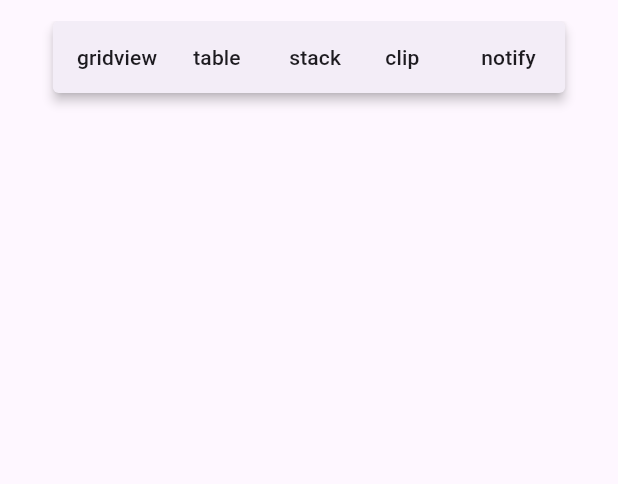
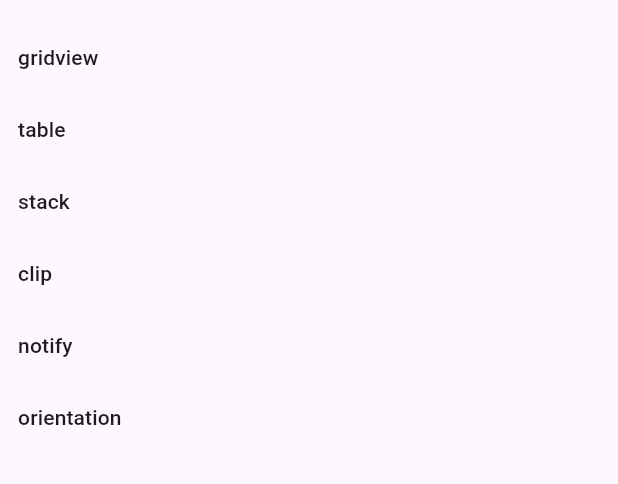
Before and after one commit to kitNa/more_widgets, a Flutter app: the screen it shows after launch, on a phone screen of 412 x 824 dp, the part 63-547 px from its top. Run offline on Flutter 3.47's test engine with Material 3 defaults, Android fonts, the phone set to English and light mode, and no system bars.

Commit message:
Managing orientation example was added

```diff
--- a/lib/pages/home_page.dart
+++ b/lib/pages/home_page.dart
@@ -11,7 +11,6 @@ class HomePage extends StatelessWidget {
       ),
       body: Center(
           child: Column(children: [
-        MenuBar(children: [
         MenuItemButton(
           child: const Text('gridview'),
           onPressed: () => Navigator.pushNamed(context, '/gridview'),
@@ -31,8 +30,11 @@ class HomePage extends StatelessWidget {
         MenuItemButton(
           child: const Text('notify'),
           onPressed: () => Navigator.pushNamed(context, '/notify'),
+        ),
+        MenuItemButton(
+          child: const Text('orientation'),
+          onPressed: () => Navigator.pushNamed(context, '/orientation'),
         )
-        ]),
       ])),
     );
   }
--- a/lib/routes.dart
+++ b/lib/routes.dart
@@ -1,6 +1,7 @@
 import 'package:flutter/cupertino.dart';
 import 'package:more_widgets/pages/clip_page.dart';
 import 'package:more_widgets/pages/notify_page.dart';
+import 'package:more_widgets/pages/orientation_page.dart';
 import 'package:more_widgets/pages/pages_library.dart';
 import 'package:more_widgets/pages/stack_page.dart';
 
@@ -11,4 +12,5 @@ final routes = {
   '/stack': (BuildContext context) => const StackPage(),
   '/clip': (BuildContext context) => const ClipPage(),
   '/notify': (BuildContext context) => const NotifyPage(),
+  '/orientation': (BuildContext context) => const OrientationPage(),
 };
```
Also changed, not shown: lib/main.dart (+20 -1 lines), lib/pages/orientation_page.dart (added, +31 -0 lines). Lines whose indentation alone changed are shown as unchanged.
